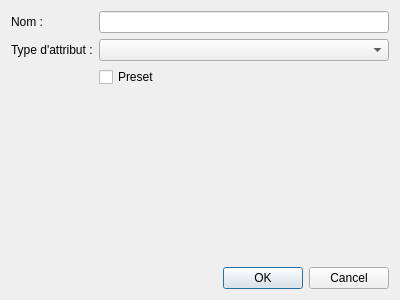
First picture: the form in sources/fenetre/formNouveauAttribut.ui, repository helarion/Application-JDR, before the edit.
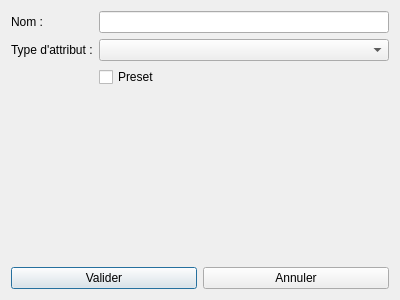
Second picture: the form after the edit.

Patch:
```diff
--- a/sources/fenetre/formNouveauAttribut.ui
+++ b/sources/fenetre/formNouveauAttribut.ui
@@ -14,16 +14,6 @@
    <string>Dialog</string>
   </property>
   <layout class="QGridLayout" name="gridLayout">
-   <item row="1" column="0">
-    <widget class="QDialogButtonBox" name="buttonBox">
-     <property name="orientation">
-      <enum>Qt::Horizontal</enum>
-     </property>
-     <property name="standardButtons">
-      <set>QDialogButtonBox::Cancel|QDialogButtonBox::Ok</set>
-     </property>
-    </widget>
-   </item>
    <item row="0" column="0">
     <layout class="QFormLayout" name="formLayout">
      <item row="0" column="0">
@@ -55,6 +45,27 @@
      </item>
     </layout>
    </item>
+   <item row="1" column="0">
+    <layout class="QHBoxLayout" name="horizontalLayout">
+     <property name="bottomMargin">
+      <number>0</number>
+     </property>
+     <item>
+      <widget class="QPushButton" name="creerAttributButton">
+       <property name="text">
+        <string>Valider</string>
+       </property>
+      </widget>
+     </item>
+     <item>
+      <widget class="QPushButton" name="retourButton">
+       <property name="text">
+        <string>Annuler</string>
+       </property>
+      </widget>
+     </item>
+    </layout>
+   </item>
   </layout>
  </widget>
  <resources/>
```
Left out of the diff: 30 changed lines with no effect on the pictures.
